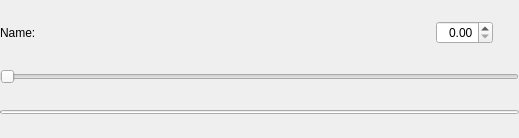
Qt form src/noggit/ui/tools/UiCommon/ExtendedSliderUi.ui (randomkid2/Noggit_Crimson) before a commit.
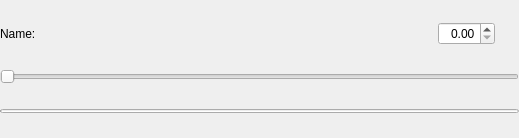
The same form after that commit.

The edit to the form file:
```diff
--- a/src/noggit/ui/tools/UiCommon/ExtendedSliderUi.ui
+++ b/src/noggit/ui/tools/UiCommon/ExtendedSliderUi.ui
@@ -103,7 +103,7 @@
   -->
   <layout class="QVBoxLayout" name="verticalLayout">
    <property name="spacing">
-    <number>2</number>
+    <number>0</number>
    </property>
    <property name="leftMargin">
     <number>0</number>
@@ -120,7 +120,7 @@
    <item>
     <layout class="QHBoxLayout" name="horizontalLayout">
      <property name="spacing">
-      <number>6</number>
+      <number>4</number>
      </property>
      <property name="leftMargin">
       <number>0</number>
```
Left out of the diff: 105 changed lines with no effect on the pictures.
